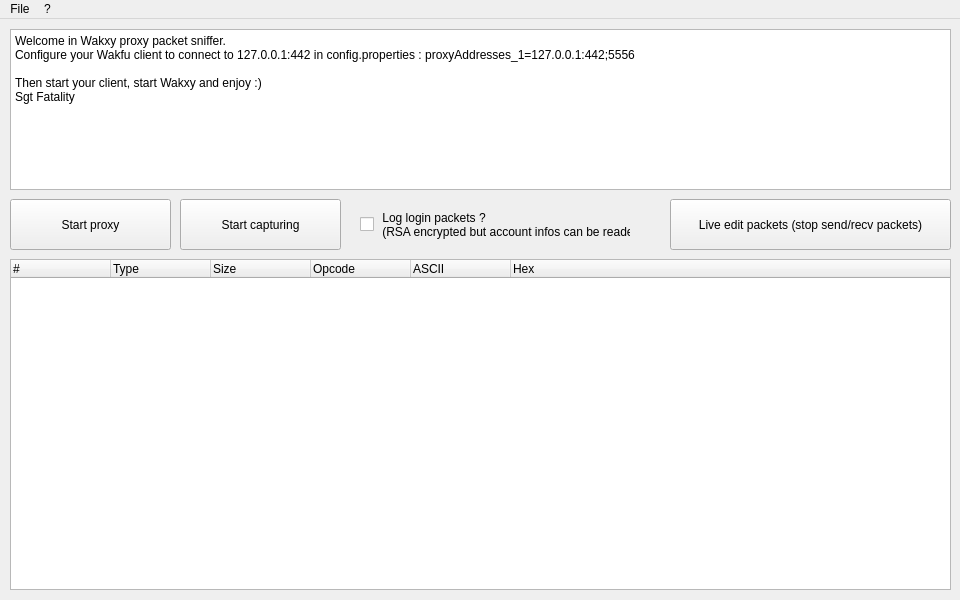
Before: the Qt Designer form src/mainwindow.ui in WakBox/Wakxy, drawn with Qt 5.
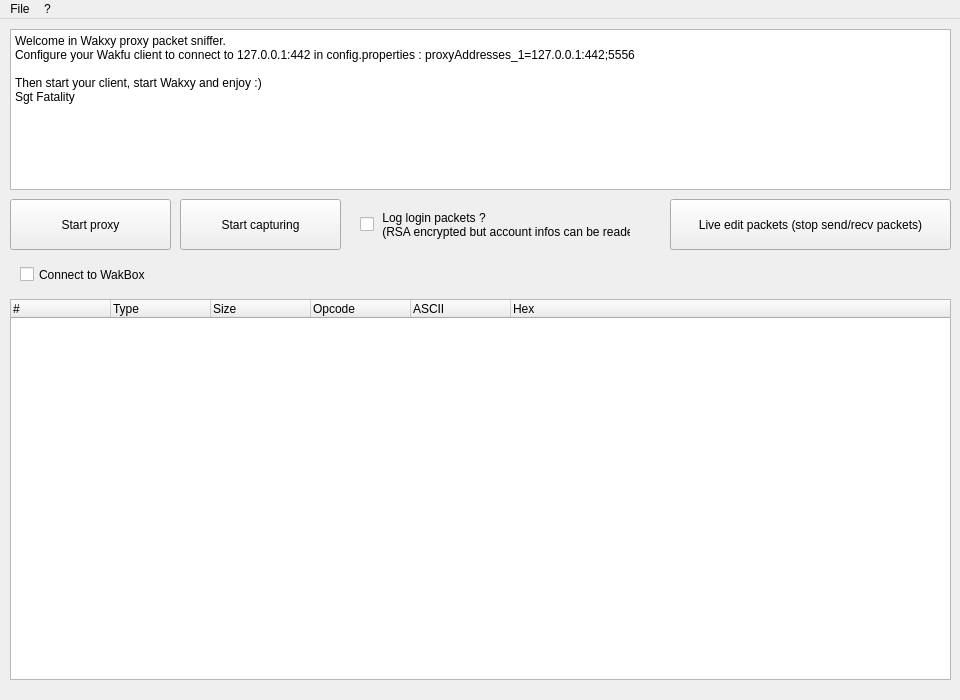
After: the same form once the commit is applied. Icons and pictures are not drawn.

Commit message: Choose between login on localhost (Wakbox) or official.

The edit to the form file:
```diff
--- a/src/mainwindow.ui
+++ b/src/mainwindow.ui
@@ -7,19 +7,19 @@
     <x>0</x>
     <y>0</y>
     <width>960</width>
-    <height>600</height>
+    <height>700</height>
    </rect>
   </property>
   <property name="minimumSize">
    <size>
     <width>960</width>
-    <height>600</height>
+    <height>700</height>
    </size>
   </property>
   <property name="maximumSize">
    <size>
     <width>960</width>
-    <height>600</height>
+    <height>700</height>
    </size>
   </property>
   <property name="windowTitle">
@@ -47,9 +47,9 @@
     <property name="geometry">
      <rect>
       <x>10</x>
-      <y>240</y>
+      <y>280</y>
       <width>941</width>
-      <height>331</height>
+      <height>381</height>
      </rect>
     </property>
     <column>
@@ -143,6 +143,19 @@
      <string>Live edit packets (stop send/recv packets)</string>
     </property>
    </widget>
+   <widget class="QCheckBox" name="proxyWakbox">
+    <property name="geometry">
+     <rect>
+      <x>20</x>
+      <y>240</y>
+      <width>271</width>
+      <height>31</height>
+     </rect>
+    </property>
+    <property name="text">
+     <string>Connect to WakBox</string>
+    </property>
+   </widget>
   </widget>
   <widget class="QMenuBar" name="menuBar">
    <property name="geometry">
```
Left out of the diff: 2 changed lines with no effect on the pictures. The commit also changes 1 other file.
